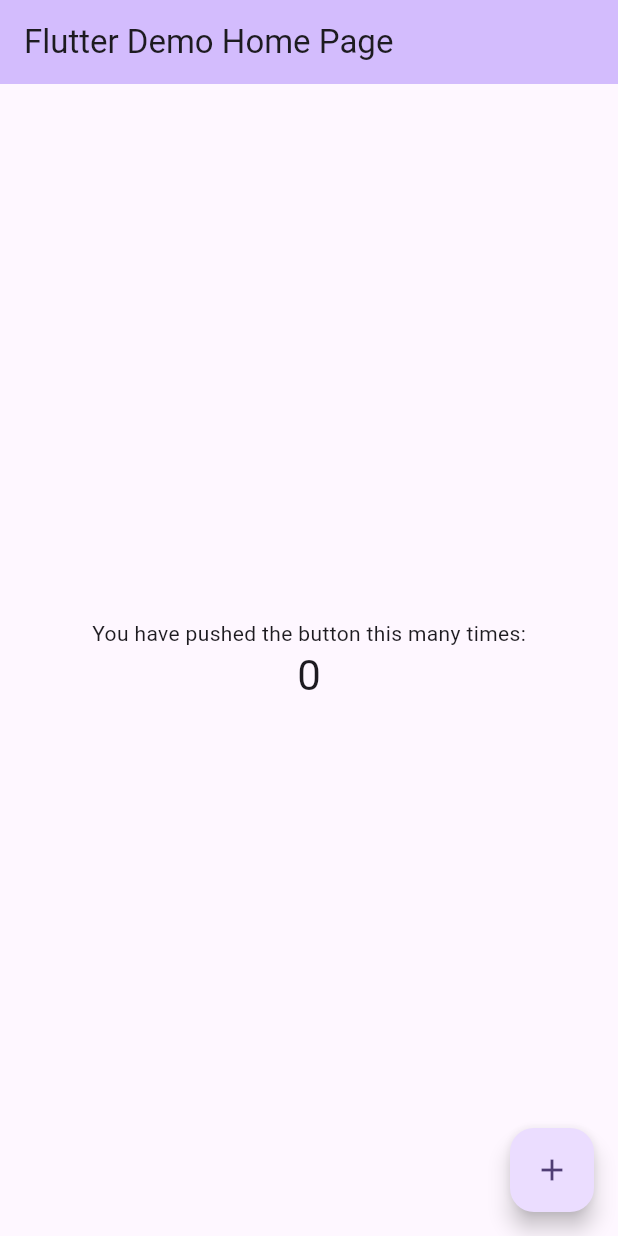
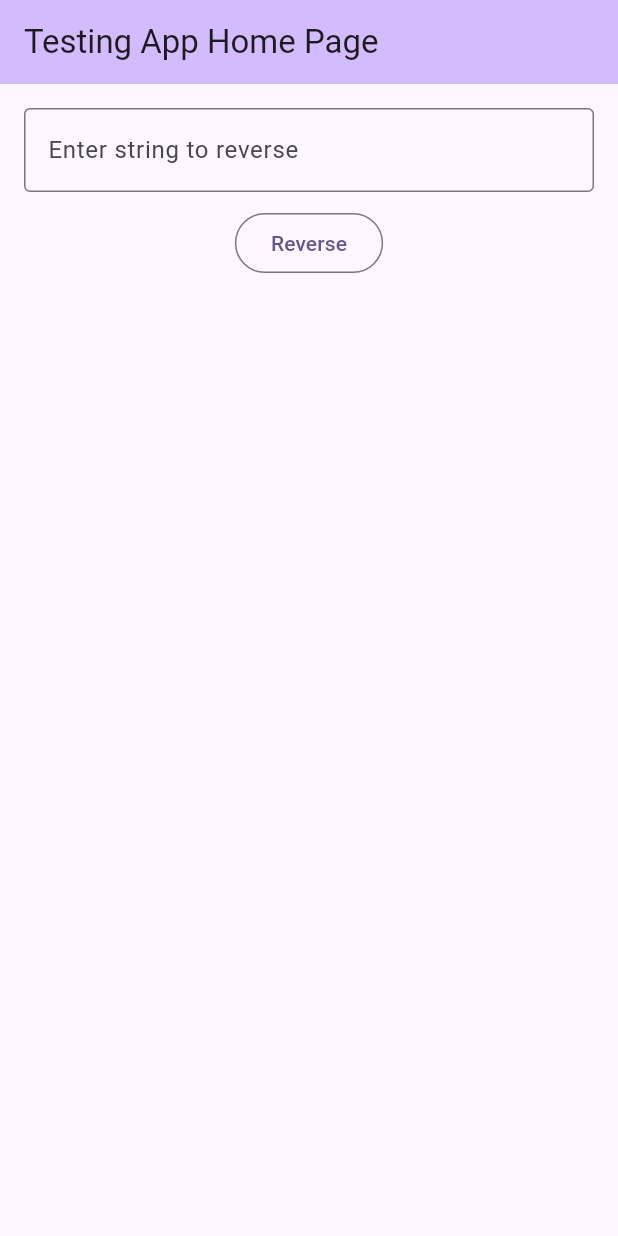
Before and after one commit to pierre-juarez/testing_app, a Flutter app: the screen it shows after launch, on a phone screen of 412 x 824 dp. Run offline on Flutter 3.47's test engine with Material 3 defaults, Android fonts, the phone set to English and light mode, and no system bars.

Commit message:
[feat](UI) - Add string reversal functionality

```diff
--- a/lib/main.dart
+++ b/lib/main.dart
@@ -7,46 +7,21 @@ void main() {
 class MyApp extends StatelessWidget {
   const MyApp({super.key});
 
-  // This widget is the root of your application.
   @override
   Widget build(BuildContext context) {
     return MaterialApp(
-      title: 'Flutter Demo',
+      title: 'Testing App',
       theme: ThemeData(
-        // This is the theme of your application.
-        //
-        // TRY THIS: Try running your application with "flutter run". You'll see
-        // the application has a purple toolbar. Then, without quitting the app,
-        // try changing the seedColor in the colorScheme below to Colors.green
-        // and then invoke "hot reload" (save your changes or press the "hot
-        // reload" button in a Flutter-supported IDE, or press "r" if you used
-        // the command line to start the app).
-        //
-        // Notice that the counter didn't reset back to zero; the application
-        // state is not lost during the reload. To reset the state, use hot
-        // restart instead.
-        //
-        // This works for code too, not just values: Most code changes can be
-        // tested with just a hot reload.
         colorScheme: ColorScheme.fromSeed(seedColor: Colors.deepPurple),
         useMaterial3: true,
       ),
-      home: const MyHomePage(title: 'Flutter Demo Home Page'),
+      home: const MyHomePage(title: 'Testing App Home Page'),
     );
   }
 }
 
 class MyHomePage extends StatefulWidget {
   const MyHomePage({super.key, required this.title});
-
-  // This widget is the home page of your application. It is stateful, meaning
-  // that it has a State object (defined below) that contains fields that affect
-  // how it looks.
-
-  // This class is the configuration for the state. It holds the values (in this
-  // case the title) provided by the parent (in this case the App widget) and
-  // used by the build method of the State. Fields in a Widget subclass are
-  // always marked "final".
 
   final String title;
 
@@ -55,71 +30,49 @@ class MyHomePage extends StatefulWidget {
 }
 
 class _MyHomePageState extends State<MyHomePage> {
-  int _counter = 0;
-
-  void _incrementCounter() {
-    setState(() {
-      // This call to setState tells the Flutter framework that something has
-      // changed in this State, which causes it to rerun the build method below
-      // so that the display can reflect the updated values. If we changed
-      // _counter without calling setState(), then the build method would not be
-      // called again, and so nothing would appear to happen.
-      _counter++;
-    });
-  }
+  final TextEditingController _controller = TextEditingController();
+  String _reversed = "";
 
   @override
   Widget build(BuildContext context) {
-    // This method is rerun every time setState is called, for instance as done
-    // by the _incrementCounter method above.
-    //
-    // The Flutter framework has been optimized to make rerunning build methods
-    // fast, so that you can just rebuild anything that needs updating rather
-    // than having to individually change instances of widgets.
     return Scaffold(
       appBar: AppBar(
-        // TRY THIS: Try changing the color here to a specific color (to
-        // Colors.amber, perhaps?) and trigger a hot reload to see the AppBar
-        // change color while the other colors stay the same.
         backgroundColor: Theme.of(context).colorScheme.inversePrimary,
-        // Here we take the value from the MyHomePage object that was created by
-        // the App.build method, and use it to set our appbar title.
         title: Text(widget.title),
       ),
-      body: Center(
-        // Center is a layout widget. It takes a single child and positions it
-        // in the middle of the parent.
+      body: SingleChildScrollView(
+        padding: const EdgeInsets.all(16),
         child: Column(
-          // Column is also a layout widget. It takes a list of children and
-          // arranges them vertically. By default, it sizes itself to fit its
-          // children horizontally, and tries to be as tall as its parent.
-          //
-          // Column has various properties to control how it sizes itself and
-          // how it positions its children. Here we use mainAxisAlignment to
-          // center the children vertically; the main axis here is the vertical
-          // axis because Columns are vertical (the cross axis would be
-          // horizontal).
-          //
-          // TRY THIS: Invoke "debug painting" (choose the "Toggle Debug Paint"
-          // action in the IDE, or press "p" in the console), to see the
-          // wireframe for each widget.
-          mainAxisAlignment: MainAxisAlignment.center,
-          children: <Widget>[
-            const Text(
-              'You have pushed the button this many times:',
+          children: [
+            TextField(
+              controller: _controller,
+              decoration: const InputDecoration(border: OutlineInputBorder(), labelText: "Enter string to reverse"),
             ),
-            Text(
-              '$_counter',
-              style: Theme.of(context).textTheme.headlineMedium,
+            const SizedBox(height: 10),
+            if (_reversed.isNotEmpty) ...[
+              Text(
+                _reversed,
+                style: const TextStyle(fontWeight: FontWeight.bold, fontSize: 18),
+              ),
+              const SizedBox(height: 15),
+            ],
+            OutlinedButton(
+              onPressed: () {
+                if (_controller.text.isEmpty) return;
+                setState(() {
+                  _reversed = reverseString(_controller.text);
+                  _controller.clear();
+                });
+              },
+              child: const Text("Reverse"),
             ),
           ],
         ),
       ),
-      floatingActionButton: FloatingActionButton(
-        onPressed: _incrementCounter,
-        tooltip: 'Increment',
-        child: const Icon(Icons.add),
-      ), // This trailing comma makes auto-formatting nicer for build methods.
     );
   }
 }
+
+String reverseString(String string) {
+  return string.split('').reversed.join();
+}
```
